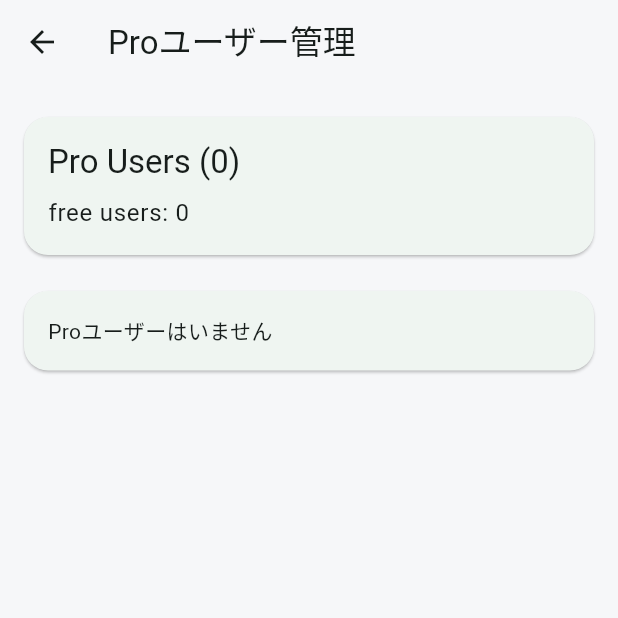
After one commit to takuya42/touhan-app, a Flutter app: the AdminProUsersPage screen opened directly, on a phone screen of 412 x 824 dp, the top half of it. The commit adds this screen. Run offline on Flutter 3.47's test engine with Material 3 defaults, Android fonts, the phone set to English and light mode, and no system bars; our stand-ins replace cloud_firestore, firebase_auth, firebase_core, flutter_riverpod, shared_preferences; accounts and stored records are empty.

Commit message:
Add Firestore Pro users admin page

```diff
--- /dev/null
+++ b/lib/src/features/settings/presentation/pages/admin_pro_users_page.dart
@@ -0,0 +1,96 @@
+import 'package:cloud_firestore/cloud_firestore.dart';
+import 'package:flutter/material.dart';
+
+class AdminProUsersPage extends StatelessWidget {
+  const AdminProUsersPage({super.key});
+
+  @override
+  Widget build(BuildContext context) {
+    final usersRef = FirebaseFirestore.instance.collection('users');
+
+    return Scaffold(
+      appBar: AppBar(title: const Text('Proユーザー管理')),
+      body: StreamBuilder<QuerySnapshot<Map<String, dynamic>>>(
+        stream: usersRef.snapshots(),
+        builder: (context, allUsersSnapshot) {
+          if (allUsersSnapshot.hasError) {
+            return Center(child: Text('ユーザー取得エラー: ${allUsersSnapshot.error}'));
+          }
+          if (!allUsersSnapshot.hasData) {
+            return const Center(child: CircularProgressIndicator());
+          }
+
+          final allUsersCount = allUsersSnapshot.data!.docs.length;
+
+          return StreamBuilder<QuerySnapshot<Map<String, dynamic>>>(
+            stream: usersRef.where('plan', isEqualTo: 'pro').snapshots(),
+            builder: (context, proUsersSnapshot) {
+              if (proUsersSnapshot.hasError) {
+                return Center(child: Text('Proユーザー取得エラー: ${proUsersSnapshot.error}'));
+              }
+              if (!proUsersSnapshot.hasData) {
+                return const Center(child: CircularProgressIndicator());
+              }
+
+              final proDocs = proUsersSnapshot.data!.docs;
+              final proCount = proDocs.length;
+              final freeCount = (allUsersCount - proCount).clamp(0, allUsersCount);
+
+              return ListView(
+                padding: const EdgeInsets.all(16),
+                children: [
+                  Card(
+                    shape: RoundedRectangleBorder(borderRadius: BorderRadius.circular(16)),
+                    child: Padding(
+                      padding: const EdgeInsets.all(16),
+                      child: Column(
+                        crossAxisAlignment: CrossAxisAlignment.start,
+                        children: [
+                          Text('Pro Users ($proCount)', style: Theme.of(context).textTheme.titleLarge),
+                          const SizedBox(height: 8),
+                          Text('free users: $freeCount', style: Theme.of(context).textTheme.bodyLarge),
+                        ],
+                      ),
+                    ),
+                  ),
+                  const SizedBox(height: 12),
+                  if (proDocs.isEmpty)
+                    Card(
+                      shape: RoundedRectangleBorder(borderRadius: BorderRadius.circular(16)),
+                      child: const Padding(
+                        padding: EdgeInsets.all(16),
+                        child: Text('Proユーザーはいません'),
+                      ),
+                    )
+                  else
+                    ...proDocs.map((doc) {
+                      final data = doc.data();
+                      final email = data['email'] as String? ?? '-';
+                      final uid = doc.id;
+                      final plan = data['plan'] as String? ?? '-';
+
+                      return Card(
+                        shape: RoundedRectangleBorder(borderRadius: BorderRadius.circular(16)),
+                        child: Padding(
+                          padding: const EdgeInsets.all(16),
+                          child: Column(
+                            crossAxisAlignment: CrossAxisAlignment.start,
+                            children: [
+                              Text(email, style: Theme.of(context).textTheme.titleMedium),
+                              const SizedBox(height: 8),
+                              Text('uid: $uid'),
+                              Text('plan: $plan'),
+                            ],
+                          ),
+                        ),
+                      );
+                    }),
+                ],
+              );
+            },
+          );
+        },
+      ),
+    );
+  }
+}
--- a/lib/src/features/settings/presentation/pages/settings_page.dart
+++ b/lib/src/features/settings/presentation/pages/settings_page.dart
@@ -8,6 +8,7 @@ import '../../../purchase/presentation/pages/pro_plan_page.dart';
 import '../../../questions/application/question_providers.dart';
 import '../../../questions/application/study_persistence.dart';
 import 'account_info_page.dart';
+import 'admin_pro_users_page.dart';
 import 'privacy_policy_page.dart';
 import 'terms_page.dart';
 
@@ -44,6 +45,11 @@ class SettingsPage extends ConsumerWidget {
             _item(context, 'お問い合わせ', CupertinoIcons.mail, onTap: () async {
               final uri = Uri.parse('https://docs.google.com/forms/d/e/1FAIpQLSe_ku1s4EP-7nWw_wZDb27gJeRdppEh4Hb20cwF1cj1aIlCOg/viewform?usp=dialog');
               await launchUrl(uri);
+            }),
+          ]),
+          _sectionCard(context, '管理', [
+            _item(context, 'Proユーザー管理', CupertinoIcons.person_2_square_stack, onTap: () {
+              Navigator.push(context, MaterialPageRoute<void>(builder: (_) => const AdminProUsersPage()));
             }),
           ]),
           _sectionCard(context, 'その他', [
```
